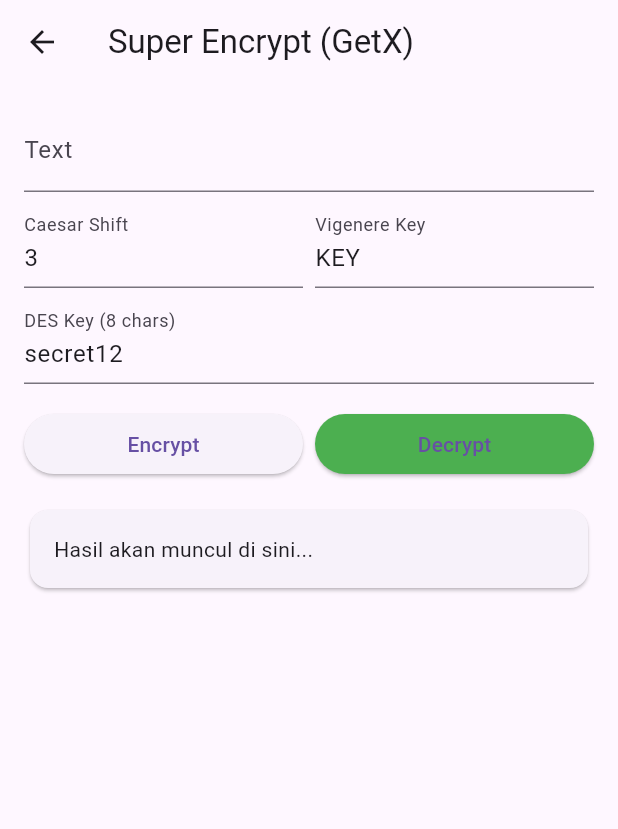
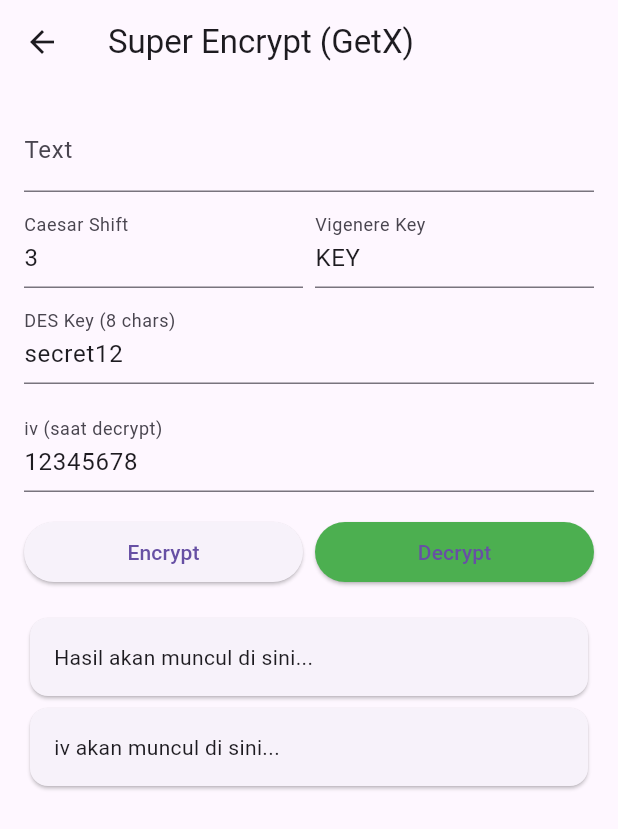
Before and after one commit to imdito/Kripto-App-Vault, a Flutter app: the SuperEncryptView screen opened by its route, on a phone screen of 412 x 824 dp. Shown: the top 829 px of the screen. Run offline on Flutter 3.47's test engine with Material 3 defaults, Android fonts, the phone set to English and light mode, and no system bars; our stand-ins replace file_picker, flutter_dotenv, get, get_storage, image_picker, local_auth; missing offline and left inert: file_saver, saver_gallery; accounts and stored records are empty.

Commit message:
fix bug decrypt

```diff
--- a/lib/superEncrypt/super_encrypt_view.dart
+++ b/lib/superEncrypt/super_encrypt_view.dart
@@ -44,6 +44,11 @@ class SuperEncryptView extends GetView<SuperEncryptController> {
               decoration: InputDecoration(labelText: 'DES Key (8 chars)'),
             ),
             SizedBox(height: 16),
+            TextField(
+              controller: controller.ivController, // Gunakan controller
+              decoration: InputDecoration(labelText: 'iv (saat decrypt)'),
+            ),
+            SizedBox(height: 16),
 
             // Bungkus tombol dengan Obx untuk memantau isLoading
             Obx(() => Row(
@@ -72,7 +77,7 @@ class SuperEncryptView extends GetView<SuperEncryptController> {
             SizedBox(height: 16),
 
             GestureDetector(
-              onLongPress: ()=> controller.copyResultToClipboard(),
+              onLongPress: ()=> controller.copyResultToClipboard("Chipertext"),
               child: Obx(() => Card(
                 child: Container(
                   padding: EdgeInsets.all(16),
@@ -81,6 +86,20 @@ class SuperEncryptView extends GetView<SuperEncryptController> {
                     controller.result.value.isEmpty
                         ? "Hasil akan muncul di sini..."
                         : controller.result.value,
+                  ),
+                ),
+              )),
+            ),
+            GestureDetector(
+              onLongPress: ()=> controller.copyResultToClipboard("iv"),
+              child: Obx(() => Card(
+                child: Container(
+                  padding: EdgeInsets.all(16),
+                  width: double.infinity,
+                  child: Text(
+                    controller.result.value.isEmpty
+                        ? "iv akan muncul di sini..."
+                        : "iv: ${controller.encryptedData.value?['iv']}",
                   ),
                 ),
               )),
```
Also changed, not shown: lib/superEncrypt/super_encrypt_controller.dart (+16 -4 lines), lib/superEncrypt/super_encrypt_service.dart (+18 -4 lines).
